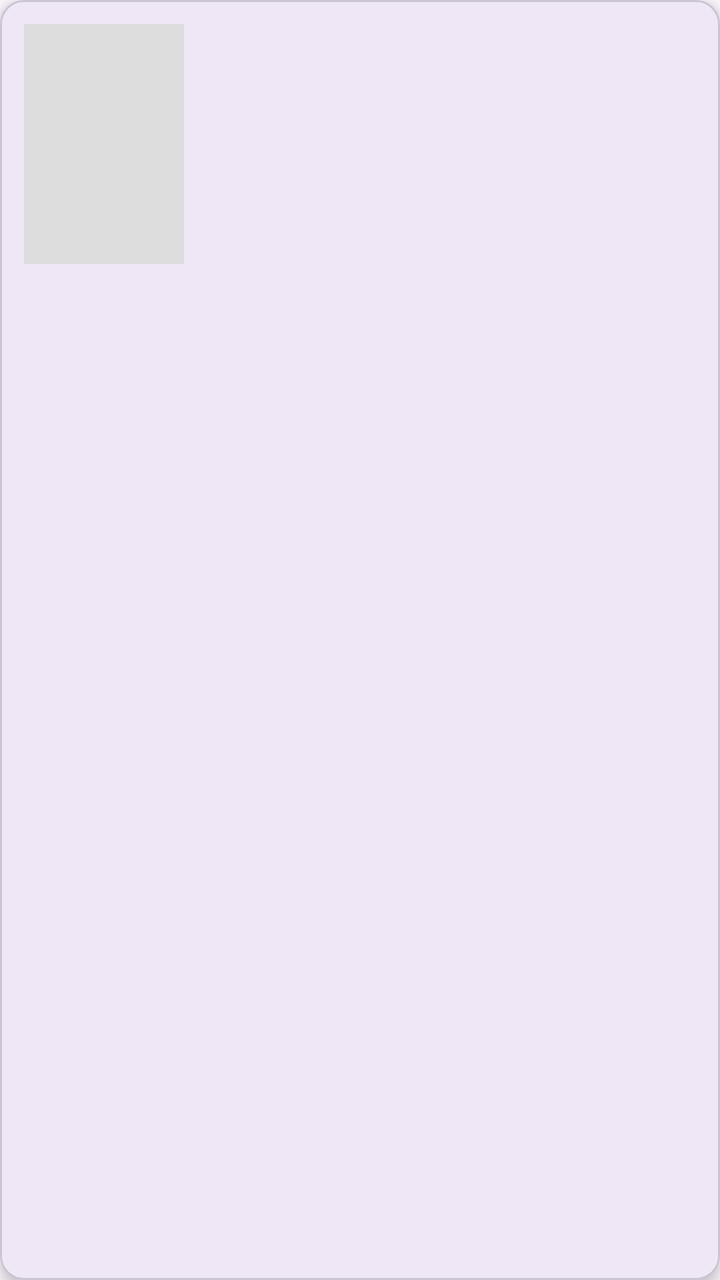
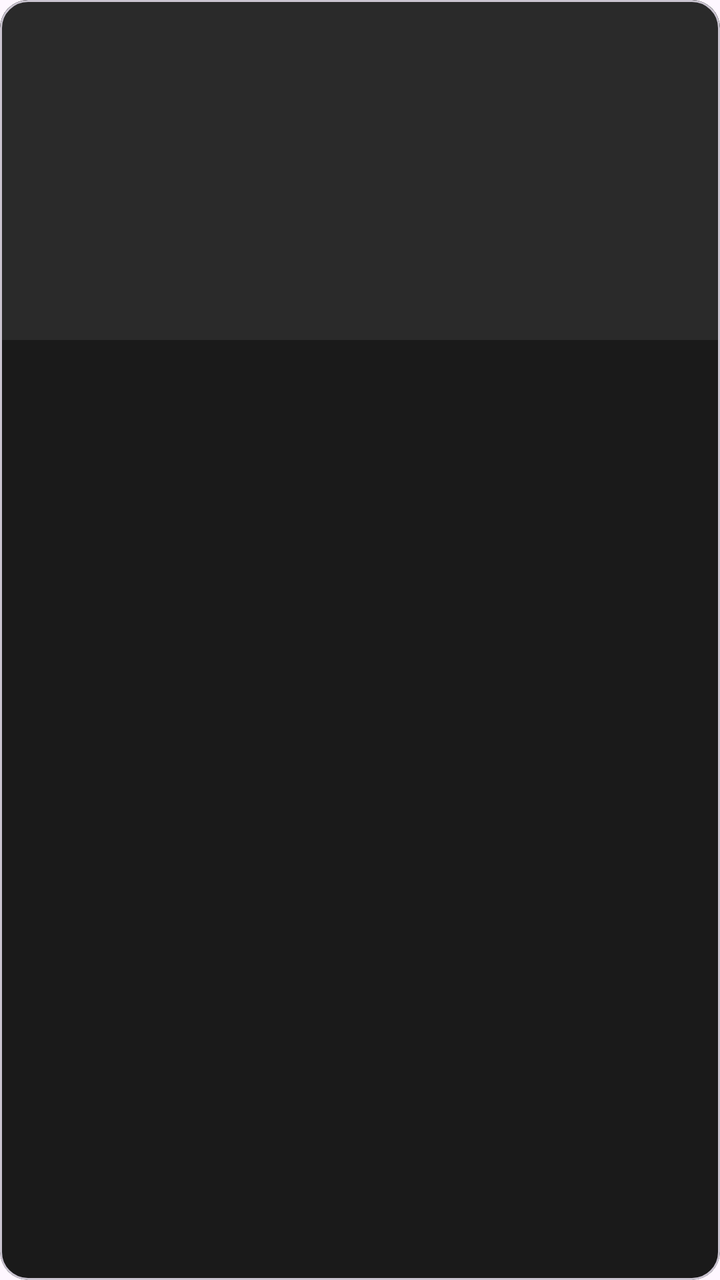

Compare the two renders of this Android layout. The source of the first and the diff that turns it into the second are given below.
<!-- AndroidManifest.xml: application theme Theme.MovieTogether -->
<!-- res/layout/item_movie.xml -->
<?xml version="1.0" encoding="utf-8"?>
<com.google.android.material.card.MaterialCardView
    xmlns:android="http://schemas.android.com/apk/res/android"
    xmlns:app="http://schemas.android.com/apk/res-auto"
    android:layout_width="match_parent"
    android:layout_height="wrap_content"
    android:layout_margin="8dp"
    app:cardCornerRadius="12dp"
    app:cardElevation="4dp">

    <LinearLayout
        android:layout_width="match_parent"
        android:layout_height="wrap_content"
        android:orientation="horizontal"
        android:padding="12dp">

        <ImageView
            android:id="@+id/ivPoster"
            android:layout_width="80dp"
            android:layout_height="120dp"
            android:scaleType="centerCrop"
            android:background="#DDDDDD" />

        <LinearLayout
            android:layout_width="0dp"
            android:layout_height="wrap_content"
            android:layout_weight="1"
            android:orientation="vertical"
            android:layout_marginStart="12dp">

            <TextView
                android:id="@+id/tvTitle"
                android:layout_width="match_parent"
                android:layout_height="wrap_content"
                android:textSize="16sp"
                android:textStyle="bold"
                android:maxLines="2"
                android:ellipsize="end" />

            <TextView
                android:id="@+id/tvYear"
                android:layout_width="match_parent"
                android:layout_height="wrap_content"
                android:layout_marginTop="4dp"
                android:textSize="14sp"
                android:textColor="#666666" />

            <TextView
                android:id="@+id/tvRating"
                android:layout_width="match_parent"
                android:layout_height="wrap_content"
                android:layout_marginTop="4dp"
                android:textSize="14sp"
                android:textColor="#FF9800" />
        </LinearLayout>
    </LinearLayout>
</com.google.android.material.card.MaterialCardView>
<!-- resources referenced by this layout -->
<resources>
  <style name="Theme.MovieTogether" parent="Base.Theme.MovieTogether" />
  <style name="Base.Theme.MovieTogether" parent="Theme.Material3.DayNight.NoActionBar">
          
          
      </style>
</resources>

<!-- the commit's change to res/layout/item_movie.xml (unified diff, before → after) -->
@@ -2,56 +2,49 @@
 <com.google.android.material.card.MaterialCardView
     xmlns:android="http://schemas.android.com/apk/res/android"
     xmlns:app="http://schemas.android.com/apk/res-auto"
-    android:layout_width="match_parent"
+    android:layout_width="120dp"
     android:layout_height="wrap_content"
     android:layout_margin="8dp"
-    app:cardCornerRadius="12dp"
-    app:cardElevation="4dp">
+    app:cardCornerRadius="14dp"
+    app:cardElevation="0dp"
+    app:cardBackgroundColor="#1A1A1A">
 
     <LinearLayout
         android:layout_width="match_parent"
         android:layout_height="wrap_content"
-        android:orientation="horizontal"
-        android:padding="12dp">
+        android:orientation="vertical">
 
         <ImageView
             android:id="@+id/ivPoster"
-            android:layout_width="80dp"
-            android:layout_height="120dp"
+            android:layout_width="match_parent"
+            android:layout_height="170dp"
             android:scaleType="centerCrop"
-            android:background="#DDDDDD" />
+            android:background="#2A2A2A" />
 
-        <LinearLayout
+        <TextView
+            android:id="@+id/tvTitle"
+            android:layout_width="match_parent"
+            android:layout_height="wrap_content"
+            android:padding="8dp"
+            android:textColor="#FFFFFF"
+            android:textSize="12sp"
+            android:maxLines="2"
+            android:ellipsize="end" />
+
+        <TextView
+            android:id="@+id/tvRating"
+            android:layout_width="match_parent"
+            android:layout_height="wrap_content"
+            android:paddingStart="8dp"
+            android:paddingEnd="8dp"
+            android:paddingBottom="8dp"
+            android:textColor="#FFC107"
+            android:textSize="12sp" />
+
+        <TextView
+            android:id="@+id/tvYear"
             android:layout_width="0dp"
-            android:layout_height="wrap_content"
-            android:layout_weight="1"
-            android:orientation="vertical"
-            android:layout_marginStart="12dp">
-
-            <TextView
-                android:id="@+id/tvTitle"
-                android:layout_width="match_parent"
-                android:layout_height="wrap_content"
-                android:textSize="16sp"
-                android:textStyle="bold"
-                android:maxLines="2"
-                android:ellipsize="end" />
-
-            <TextView
-                android:id="@+id/tvYear"
-                android:layout_width="match_parent"
-                android:layout_height="wrap_content"
-                android:layout_marginTop="4dp"
-                android:textSize="14sp"
-                android:textColor="#666666" />
-
-            <TextView
-                android:id="@+id/tvRating"
-                android:layout_width="match_parent"
-                android:layout_height="wrap_content"
-                android:layout_marginTop="4dp"
-                android:textSize="14sp"
-                android:textColor="#FF9800" />
-        </LinearLayout>
+            android:layout_height="0dp"
+            android:visibility="gone" />
     </LinearLayout>
 </com.google.android.material.card.MaterialCardView>
